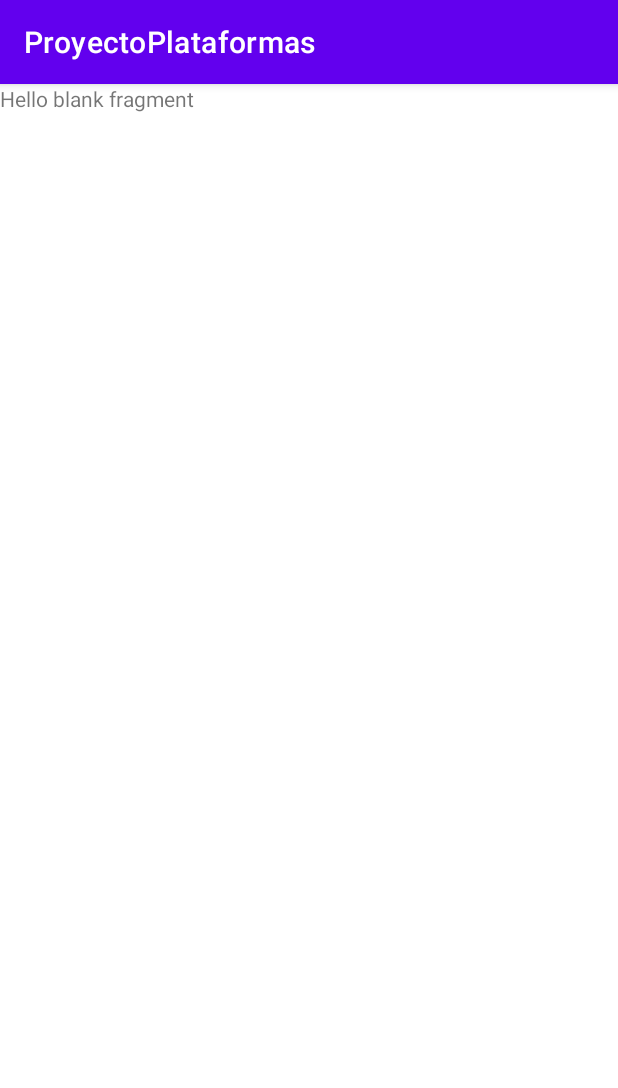
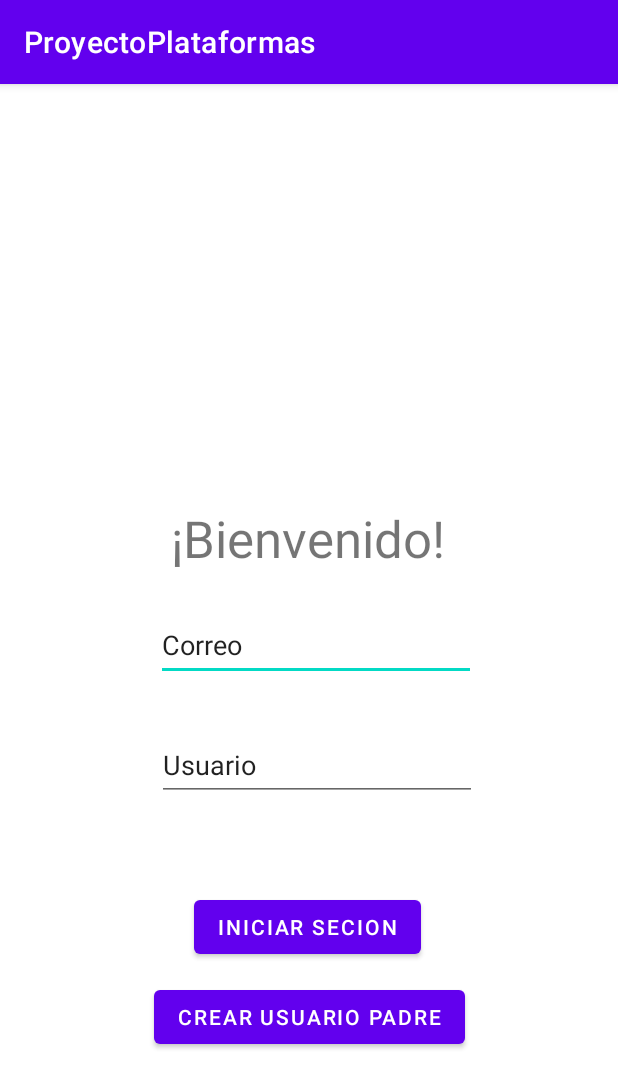
Before and after one commit to AragonD19/ProyectoPlataformas, an Android app: the fragment MainFragmentLogin shown on its own in the app's theme, on a phone screen of 412 x 824 dp. Shown: the top 1088 px of the screen. Run offline under Robolectric (Android 15) with nearby library versions, the light colour scheme and no system bars.

Commit message:
Fragment Inico secion

```diff
--- a/app/src/main/res/layout/activity_main.xml
+++ b/app/src/main/res/layout/activity_main.xml
@@ -4,15 +4,4 @@
     xmlns:tools="http://schemas.android.com/tools"
     android:layout_width="match_parent"
     android:layout_height="match_parent"
-    tools:context=".MainActivity">
-
-    <TextView
-        android:layout_width="wrap_content"
-        android:layout_height="wrap_content"
-        android:text="Hello World!"
-        app:layout_constraintBottom_toBottomOf="parent"
-        app:layout_constraintEnd_toEndOf="parent"
-        app:layout_constraintStart_toStartOf="parent"
-        app:layout_constraintTop_toTopOf="parent" />
-
-</androidx.constraintlayout.widget.ConstraintLayout>
+    tools:context=".MainActivity"/>
--- a/app/src/main/res/layout/fragment_main_login.xml
+++ b/app/src/main/res/layout/fragment_main_login.xml
@@ -1,14 +1,90 @@
 <?xml version="1.0" encoding="utf-8"?>
 <FrameLayout xmlns:android="http://schemas.android.com/apk/res/android"
+    xmlns:app="http://schemas.android.com/apk/res-auto"
     xmlns:tools="http://schemas.android.com/tools"
     android:layout_width="match_parent"
     android:layout_height="match_parent"
     tools:context=".Packge.MainFragmentLogin">
 
-    <!-- TODO: Update blank fragment layout -->
-    <TextView
+    <androidx.constraintlayout.widget.ConstraintLayout
         android:layout_width="match_parent"
-        android:layout_height="match_parent"
-        android:text="@string/hello_blank_fragment" />
+        android:layout_height="match_parent">
 
+        <TextView
+            android:id="@+id/textView2"
+            android:layout_width="wrap_content"
+            android:layout_height="wrap_content"
+            android:layout_marginStart="16dp"
+            android:layout_marginTop="280dp"
+            android:layout_marginEnd="16dp"
+            android:text="@string/bienvenido"
+            android:textSize="34sp"
+            app:layout_constraintEnd_toEndOf="parent"
+            app:layout_constraintHorizontal_bias="0.497"
+            app:layout_constraintStart_toStartOf="parent"
+            app:layout_constraintTop_toTopOf="parent" />
+
+        <EditText
+            android:id="@+id/editTextTextPersonName13"
+            android:layout_width="wrap_content"
+            android:layout_height="wrap_content"
+            android:layout_marginStart="16dp"
+            android:layout_marginTop="350dp"
+            android:layout_marginEnd="16dp"
+            android:autofillHints=""
+            android:ems="10"
+            android:hint="@string/correo"
+            android:inputType="textPersonName"
+            android:minHeight="48dp"
+            android:text="@string/correo"
+            app:layout_constraintEnd_toEndOf="parent"
+            app:layout_constraintHorizontal_bias="0.527"
+            app:layout_constraintStart_toStartOf="parent"
+            app:layout_constraintTop_toTopOf="parent" />
+
+        <EditText
+            android:id="@+id/editTextTextPersonName14"
+            android:layout_width="wrap_content"
+            android:layout_height="wrap_content"
+            android:layout_marginStart="16dp"
+            android:layout_marginTop="32dp"
+            android:layout_marginEnd="16dp"
+            android:autofillHints=""
+            android:ems="10"
+            android:hint="@string/usuario_inicio"
+            android:inputType="textPersonName"
+            android:minHeight="48dp"
+            android:text="@string/usuario_inicio"
+            app:layout_constraintEnd_toEndOf="parent"
+            app:layout_constraintHorizontal_bias="0.532"
+            app:layout_constraintStart_toStartOf="parent"
+            app:layout_constraintTop_toBottomOf="@+id/editTextTextPersonName13" />
+
+        <Button
+            android:id="@+id/button4"
+            android:layout_width="wrap_content"
+            android:layout_height="wrap_content"
+            android:layout_marginStart="16dp"
+            android:layout_marginEnd="16dp"
+            android:layout_marginBottom="50dp"
+            android:text="@string/iniciar_secion"
+            app:layout_constraintBottom_toBottomOf="parent"
+            app:layout_constraintEnd_toEndOf="parent"
+            app:layout_constraintHorizontal_bias="0.497"
+            app:layout_constraintStart_toStartOf="parent"
+            app:layout_constraintTop_toBottomOf="@+id/editTextTextPersonName14"
+            app:layout_constraintVertical_bias="0.314" />
+
+        <Button
+            android:id="@+id/button"
+            android:layout_width="wrap_content"
+            android:layout_height="wrap_content"
+            android:layout_marginTop="12dp"
+            android:text="@string/crear_usuario_padre"
+            app:layout_constraintBottom_toBottomOf="parent"
+            app:layout_constraintEnd_toEndOf="parent"
+            app:layout_constraintStart_toStartOf="parent"
+            app:layout_constraintTop_toBottomOf="@+id/button4"
+            app:layout_constraintVertical_bias="0.0" />
+    </androidx.constraintlayout.widget.ConstraintLayout>
 </FrameLayout>
--- a/app/src/main/res/values/strings.xml
+++ b/app/src/main/res/values/strings.xml
@@ -2,4 +2,17 @@
     <string name="app_name">ProyectoPlataformas</string>
     <!-- TODO: Remove or change this placeholder text -->
     <string name="hello_blank_fragment">Hello blank fragment</string>
+    <string name="crear_usuario">Crear Usuario</string>
+    <string name="nuevo_usuario">Nuevo Usuario</string>
+    <string name="correo">Correo</string>
+    <string name="usuario_texto">Usuario</string>
+    <string name="correo_texto">Correo</string>
+    <string name="nombre_texto">Nombre</string>
+    <string name="contrasena_texto">Contraseña</string>
+    <string name="usuario_inicio">Usuario</string>
+    <string name="contasena_inicio">Contaseña</string>
+    <string name="iniciar_secion">Iniciar Secion</string>
+    <string name="crear_usuario_padre">Crear Usuario Padre</string>
+    <string name="bienbenido">¡Bienbenido!</string>
+    <string name="bienvenido">¡Bienvenido!</string>
 </resources>
```
